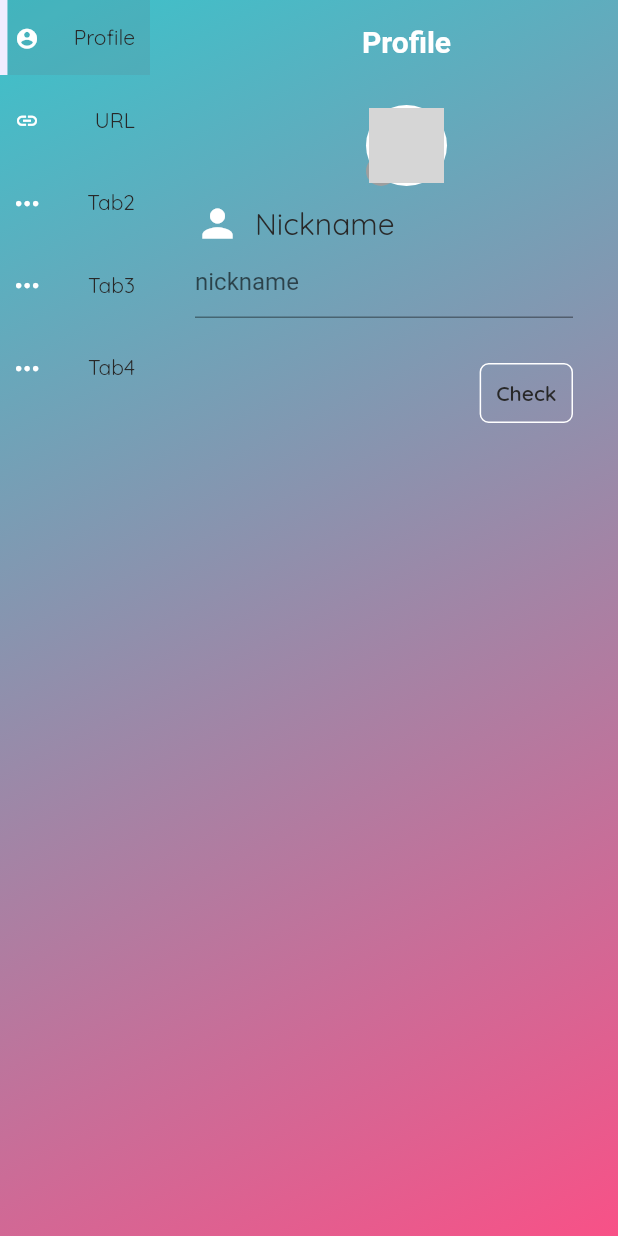
After one commit to DevGisoun/educational_app, a Flutter app: the SettingsPage screen opened by its route, after a tap on the "edit" icon, on a phone screen of 412 x 824 dp. The commit adds this screen. Run offline on Flutter 3.47's test engine with Material 2 defaults, Android fonts, the phone set to English and light mode, and no system bars; drawn by our look-alikes of cached_network_image; our stand-ins replace cloud_firestore, firebase_auth, firebase_core, firebase_storage, flutter_svg, flutter_zoom_drawer and 7 more; missing offline and left inert: easy_separator; accounts and stored records are empty; network calls fail; project files that could hold a hidden picture were left out; grey boxes are pictures that could not be loaded.

Commit message:
profile 이미지 변경 1. Firebase Storage에 사용자 프로필 사진 저장. 2. 사용자 프로필 사진 업데이트. 3. *이미지 적용 후 update 필요.

```diff
--- /dev/null
+++ b/lib/src/controllers/settings/settings_profile_controller.dart
@@ -0,0 +1,99 @@
+import 'dart:io';
+
+import 'package:cloud_firestore/cloud_firestore.dart';
+import 'package:educational_app/src/firebase_ref/references.dart';
+import 'package:firebase_auth/firebase_auth.dart';
+import 'package:firebase_storage/firebase_storage.dart';
+import 'package:flutter/foundation.dart';
+import 'package:get/get.dart';
+import 'package:image_picker/image_picker.dart';
+
+import '../../firebase_ref/loading_status.dart';
+import '../../models/user_model.dart';
+import '../../services/firebase_storage_service.dart';
+import '../auth_controller.dart';
+
+class SettingsProfileController extends GetxController {
+  final loadingStatus = LoadingStatus.loading.obs;
+
+  User? user = Get.find<AuthController>().getUser();
+
+  RxString imageURL = ''.obs;
+  RxString pageMessage = ''.obs;
+
+  @override
+  void onReady() {
+    if (user == null) {
+      pageMessage.value = '로그인';
+      return;
+    } else {
+      pageMessage.value = '';
+    }
+
+    getProfileImageURL();
+
+    super.onReady();
+  }
+
+  Future<void> getProfileImageURL() async {
+    loadingStatus.value = LoadingStatus.loading;
+
+    try {
+      await userRef.doc(user!.email).get().then((userModel) {
+        imageURL.value = userModel['profilepic'];
+        loadingStatus.value = LoadingStatus.completed;
+      });
+      update();
+    } catch (e) {
+      if (kDebugMode) {
+        print(e);
+      }
+    }
+  }
+
+  Future<DocumentSnapshot<Map<String, dynamic>>>? getUsersDoc() {
+    if (user == null) {
+      return null;
+    }
+
+    return userRef.doc(user!.email).get();
+  }
+
+  void navigateToLoginPage() {
+    AuthController _authController = Get.find();
+    Get.back();
+    _authController.navigateToLoginPage();
+  }
+
+  Future<void> updateProfileImage({
+    XFile? profilepic,
+  }) async {
+    if (user == null || profilepic == null) {
+      return;
+    }
+
+    String extension = profilepic.path.split('.').last;
+    if (extension != 'png' && extension != 'jpg' && extension != 'jpeg') {
+      return;
+    }
+
+    String fileName = '${user!.email}/profile.$extension';
+
+    UploadTask task = Get.find<FirebaseStorageService>().uploadXFile(
+      xFile: profilepic,
+      fileName: fileName,
+      extension: extension,
+    );
+
+    task.snapshotEvents.listen((event) async {
+      if (event.bytesTransferred == event.totalBytes &&
+          event.state == TaskState.success) {
+        String url = await event.ref.getDownloadURL();
+        await userRef.doc(user!.email).update({
+          'profilepic': url,
+        });
+      }
+    });
+    update();
+  }
+}
--- a/lib/src/pages/settings/settings_page.dart
+++ b/lib/src/pages/settings/settings_page.dart
@@ -1,5 +1,6 @@
 import 'package:educational_app/src/configs/themes/app_colors.dart';
 import 'package:educational_app/src/controllers/settings/settings_controller.dart';
+import 'package:educational_app/src/pages/settings/settings_profile.dart';
 import 'package:educational_app/src/pages/settings/settings_url.dart';
 import 'package:educational_app/src/utils/app_layout.dart';
 import 'package:flutter/material.dart';
@@ -109,7 +110,9 @@ class SettingsPage extends GetView<SettingsController> {
                   children: [
                     // Account
                     Center(
-                      child: Text(controller.settingsList[0]['name']),
+                      child: SettingsProfile(
+                        settingsController: controller,
+                      ),
                     ),
                     // URL
                     Center(
--- /dev/null
+++ b/lib/src/pages/settings/settings_profile.dart
@@ -0,0 +1,218 @@
+import 'dart:io';
+
+import 'package:cached_network_image/cached_network_image.dart';
+import 'package:cloud_firestore/cloud_firestore.dart';
+import 'package:educational_app/src/configs/themes/app_colors.dart';
+import 'package:educational_app/src/controllers/settings/settings_profile_controller.dart';
+import 'package:educational_app/src/firebase_ref/references.dart';
+import 'package:educational_app/src/utils/app_layout.dart';
+import 'package:educational_app/src/widgets/settings/settings_app_bar.dart';
+import 'package:flutter/material.dart';
+import 'package:gap/gap.dart';
+import 'package:get/get.dart';
+import 'package:image_picker/image_picker.dart';
+
+import '../../configs/themes/custom_text_styles.dart';
+import '../../controllers/settings/settings_controller.dart';
+import '../../firebase_ref/loading_status.dart';
+
+class SettingsProfile extends GetView<SettingsProfileController> {
+  final SettingsController settingsController;
+
+  SettingsProfile({
+    super.key,
+    required this.settingsController,
+  });
+
+  final ImagePicker _picker = ImagePicker();
+
+  TextEditingController textEditingController_nickname =
+      TextEditingController();
+
+  @override
+  Widget build(BuildContext context) {
+    return GestureDetector(
+      onTap: () => settingsController.unFocusKeyboard(),
+      child: Scaffold(
+        backgroundColor: Colors.transparent,
+        appBar: const SettingsAppBar(
+          title: 'Profile',
+        ),
+        body: Padding(
+          padding: EdgeInsets.only(
+            top: AppLayout.getHeight(10),
+          ),
+          child: Center(
+            child: Column(
+              children: [
+                GestureDetector(
+                  onTap: () async {
+                    XFile? xFile = await _picker.pickImage(
+                      source: ImageSource.gallery,
+                      imageQuality: 10,
+                    );
+                    await controller.updateProfileImage(
+                      profilepic: xFile,
+                    );
+                  },
+                  child: GetBuilder<SettingsProfileController>(
+                    builder: (settingsProfileController) =>
+                        FutureBuilder<DocumentSnapshot>(
+                      future: settingsProfileController.getUsersDoc(),
+                      builder: (BuildContext context,
+                          AsyncSnapshot<DocumentSnapshot> snapshot) {
+                        if (snapshot.connectionState == ConnectionState.done) {
+                          Map<String, dynamic> data =
+                              snapshot.data!.data() as Map<String, dynamic>;
+
+                          return Stack(
+                            children: [
+                              Container(
+                                padding: const EdgeInsets.all(2),
+                                decoration: const BoxDecoration(
+                                  shape: BoxShape.circle,
+                                  color: onSurfaceTextColor,
+                                ),
+                                child: ClipRRect(
+                                  borderRadius: BorderRadius.circular(50),
+                                  child: SizedBox(
+                                    width: AppLayout.getWidth(50),
+                                    height: AppLayout.getHeight(50),
+                                    child: CachedNetworkImage(
+                                      imageUrl: data['profilepic'],
+                                    ),
+                                  ),
+                                ),
+                              ),
+                              Positioned(
+                                left: 0,
+                                bottom: 0,
+                                child: Container(
+                                  width: AppLayout.getWidth(20),
+                                  height: AppLayout.getHeight(20),
+                                  decoration: BoxDecoration(
+                                    shape: BoxShape.circle,
+                                    color: onSurfaceTextColor,
+                                    border: Border.all(
+                                      color: Colors.grey,
+                                      width: 2,
+                                    ),
+                                  ),
+                                  child: const Center(
+                                    child: Icon(
+                                      Icons.edit,
+                                      color: Colors.black87,
+                                    ),
+                                  ),
+                                ),
+                              ),
+                            ],
+                          );
+                        }
+                        return const CircularProgressIndicator();
+                      },
+                    ),
+                  ),
+                ),
+                Gap(
+                  AppLayout.getHeight(10),
+                ),
+                Padding(
+                  padding: EdgeInsets.only(
+                    right: AppLayout.getWidth(30),
+                  ),
+                  child: Column(
+                    children: [
+                      Row(
+                        children: [
+                          Icon(
+                            Icons.person,
+                            size: AppLayout.getHeight(30),
+                          ),
+                          Gap(
+                            AppLayout.getHeight(10),
+                          ),
+                          Text(
+                            'Nickname',
+                            style: TextStyle(
+                              fontSize: AppLayout.getHeight(20),
+                            ),
+                          ),
+                        ],
+                      ),
+                      FutureBuilder<DocumentSnapshot>(
+                        future: controller.getUsersDoc(),
+                        builder: (BuildContext context,
+                            AsyncSnapshot<DocumentSnapshot> snapshot) {
+                          if (snapshot.connectionState ==
+                              ConnectionState.done) {
+                            Map<String, dynamic> data =
+                                snapshot.data!.data() as Map<String, dynamic>;
+                            return Container(
+                              decoration: BoxDecoration(
+                                borderRadius: BorderRadius.circular(6),
+                              ),
+                              child: TextField(
+                                controller: textEditingController_nickname
+                                  ..text = data['name'],
+                                decoration: const InputDecoration(
+                                  hintText: 'nickname',
+                                ),
+                              ),
+                            );
+                          }
+
+                          return Container(
+                            decoration: BoxDecoration(
+                              borderRadius: BorderRadius.circular(6),
+                            ),
+                            child: TextField(
+                              enabled: false,
+                              controller: textEditingController_nickname,
+                              decoration: const InputDecoration(
+                                hintText: 'nickname',
+                              ),
+                            ),
+                          );
+                        },
+                      ),
+                      Gap(
+                        AppLayout.getHeight(30),
+                      ),
+                      Row(
+                        mainAxisAlignment: MainAxisAlignment.end,
+                        children: [
+                          InkWell(
+                            onTap: () {
+                              print('231331213231213312');
+                            },
+                            child: Container(
+                              padding: EdgeInsets.all(10),
+                              decoration: BoxDecoration(
+                                border: Border.all(
+                                  width: 1,
+                                  color: onSurfaceTextColor,
+                                ),
+                                borderRadius: BorderRadius.circular(6),
+                              ),
+                              child: const Text(
+                                'Check',
+                                style: TextStyle(
+                                  fontWeight: FontWeight.w600,
+                                ),
+                              ),
+                            ),
+                          ),
+                        ],
+                      ),
+                    ],
+                  ),
+                ),
+              ],
+            ),
+          ),
+        ),
+      ),
+    );
+  }
+}
--- a/lib/src/pages/settings/settings_url.dart
+++ b/lib/src/pages/settings/settings_url.dart
@@ -4,6 +4,7 @@ import 'package:educational_app/src/configs/themes/settings_icons.dart';
 import 'package:educational_app/src/controllers/settings/settings_controller.dart';
 import 'package:educational_app/src/controllers/settings/settings_url_controller.dart';
 import 'package:educational_app/src/widgets/common/main_button.dart';
+import 'package:educational_app/src/widgets/settings/settings_app_bar.dart';
 import 'package:flutter/material.dart';
 import 'package:gap/gap.dart';
 import 'package:get/get.dart';
@@ -27,18 +28,8 @@ class SettingsURL extends GetView<SettingsURLController> {
       onTap: () => settingsController.unFocusKeyboard(),
       child: Scaffold(
         backgroundColor: Colors.transparent,
-        appBar: AppBar(
-          elevation: 0,
-          backgroundColor: Colors.transparent,
-          centerTitle: true,
-          automaticallyImplyLeading: false,
-          title: Text(
-            'URL',
-            style: TextStyle(
-              fontSize: AppLayout.getHeight(20),
-              fontWeight: FontWeight.bold,
-            ),
-          ),
+        appBar: const SettingsAppBar(
+          title: 'URL',
         ),
         body: Padding(
           padding: EdgeInsets.only(
--- a/lib/src/routes/app_routes.dart
+++ b/lib/src/routes/app_routes.dart
@@ -1,6 +1,7 @@
 import 'package:educational_app/src/controllers/app_zoom_drawer_controller.dart';
 import 'package:educational_app/src/controllers/question_papers/questions_controller.dart';
 import 'package:educational_app/src/controllers/settings/settings_controller.dart';
+import 'package:educational_app/src/controllers/settings/settings_profile_controller.dart';
 import 'package:educational_app/src/controllers/settings/settings_url_controller.dart';
 import 'package:educational_app/src/pages/home/home_screen.dart';
 import 'package:educational_app/src/pages/introduction/introduction_screen.dart';
@@ -46,6 +47,7 @@ class AppRoutes {
             () {
               Get.put<SettingsController>(SettingsController());
               Get.put<SettingsURLController>(SettingsURLController());
+              Get.put<SettingsProfileController>(SettingsProfileController());
             },
           ),
         ),
--- a/lib/src/services/firebase_storage_service.dart
+++ b/lib/src/services/firebase_storage_service.dart
@@ -1,6 +1,10 @@
 /// Firebase Storage 인스턴스를 참조한 기능 구현
 
+import 'dart:io';
+
+import 'package:firebase_storage/firebase_storage.dart';
 import 'package:get/get.dart';
+import 'package:image_picker/image_picker.dart';
 
 import '../firebase_ref/references.dart';
 
@@ -38,4 +42,39 @@ class FirebaseStorageService extends GetxService {
       return null;
     }
   }
+
+  UploadTask uploadXFile({
+    required XFile xFile,
+    required String fileName,
+    required String extension,
+  }) {
+    File f = File(xFile.path);
+    Reference ref =
+        FirebaseStorage.instance.ref().child('profile_images').child(fileName);
+    String ext;
+
+    switch (extension) {
+      case 'png':
+        ext = 'png';
+        break;
+      case 'jpg':
+        ext = 'jpeg';
+        break;
+      case 'jpeg':
+        ext = 'jpeg';
+        break;
+      default:
+        ext = 'jpeg';
+        break;
+    }
+
+    final SettableMetadata metadata = SettableMetadata(
+      contentType: 'image/$ext',
+      customMetadata: {
+        'picked-file-path': xFile.path,
+      },
+    );
+
+    return ref.putFile(f, metadata);
+  }
 }
--- /dev/null
+++ b/lib/src/widgets/settings/settings_app_bar.dart
@@ -0,0 +1,35 @@
+import 'package:flutter/material.dart';
+
+import '../../utils/app_layout.dart';
+
+class SettingsAppBar extends StatelessWidget implements PreferredSizeWidget {
+  final String? title;
+
+  const SettingsAppBar({
+    super.key,
+    this.title,
+  });
+
+  @override
+  Widget build(BuildContext context) {
+    return AppBar(
+      elevation: 0,
+      backgroundColor: Colors.transparent,
+      centerTitle: true,
+      automaticallyImplyLeading: false,
+      title: Text(
+        title ?? 'Untitle',
+        style: TextStyle(
+          fontSize: AppLayout.getHeight(20),
+          fontWeight: FontWeight.bold,
+        ),
+      ),
+    );
+  }
+
+  @override
+  Size get preferredSize => Size(
+        double.maxFinite,
+        AppLayout.getHeight(60),
+      );
+}
--- a/pubspec.yaml
+++ b/pubspec.yaml
@@ -52,6 +52,7 @@ dependencies:
   flutter_svg: ^1.1.6
   shimmer: ^2.0.0
   easy_separator: ^1.0.1
+  image_picker: ^0.8.6+1
 
 dev_dependencies:
   flutter_test:
```
Also changed, not shown: pubspec.lock.
